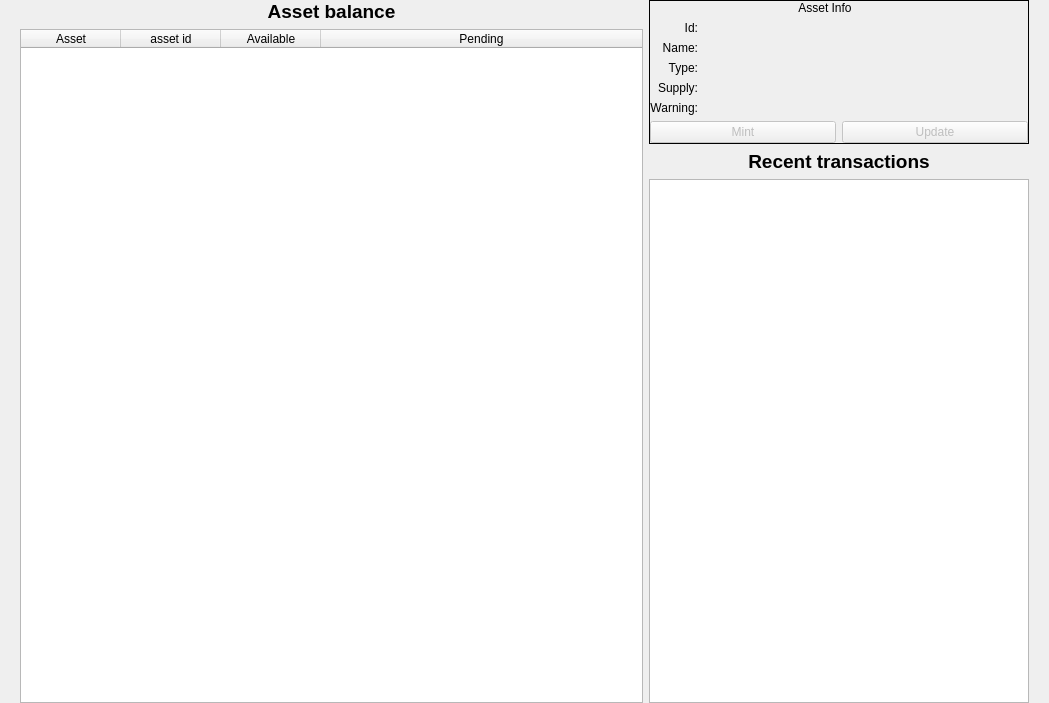
Before: the Qt Designer form src/qt/forms/assetsdialog.ui in Raptor3um/raptoreum, drawn with Qt 5.
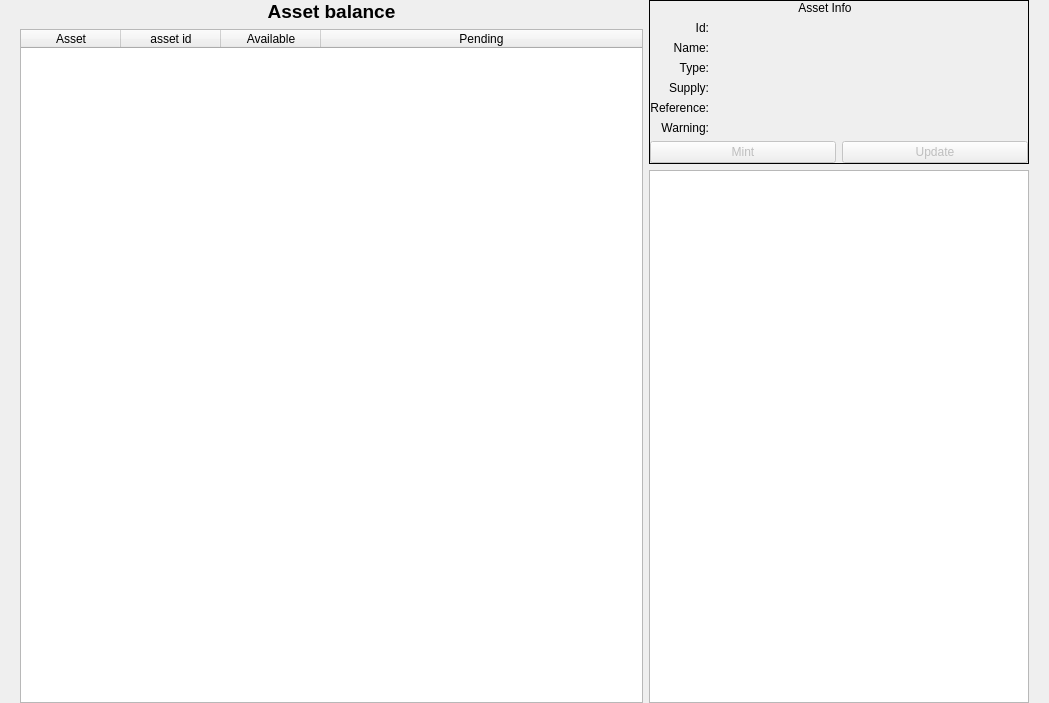
After: the same form once the commit is applied.

The edit to the form file:
```diff
--- a/src/qt/forms/assetsdialog.ui
+++ b/src/qt/forms/assetsdialog.ui
@@ -121,14 +121,14 @@
           </layout>
          </item>
          <item>
-          <layout class="QVBoxLayout" name="verticalLayout_5" stretch="0,0,0">
+          <layout class="QVBoxLayout" name="verticalLayout_5" stretch="0,0">
            <item>
             <widget class="QFrame" name="detailframe">
              <property name="enabled">
               <bool>true</bool>
              </property>
              <property name="sizePolicy">
-              <sizepolicy hsizetype="Maximum" vsizetype="Minimum">
+              <sizepolicy hsizetype="Maximum" vsizetype="Maximum">
                <horstretch>0</horstretch>
                <verstretch>0</verstretch>
               </sizepolicy>
@@ -181,25 +181,49 @@
                 </item>
                 <item>
                  <layout class="QGridLayout" name="gridLayout">
-                  <item row="2" column="3">
-                   <widget class="QLabel" name="label_7">
+                  <item row="5" column="0">
+                   <widget class="QLabel" name="errorLabel">
                     <property name="text">
-                     <string/>
+                     <string>Warning:</string>
                     </property>
+                    <property name="alignment">
+                     <set>Qt::AlignRight|Qt::AlignTrailing|Qt::AlignVCenter</set>
+                    </property>
                    </widget>
                   </item>
-                  <item row="1" column="2">
-                   <widget class="QLabel" name="nameTextLabel">
+                  <item row="0" column="0">
+                   <widget class="QLabel" name="label_6">
+                    <property name="text">
+                     <string>Id:</string>
+                    </property>
+                    <property name="alignment">
+                     <set>Qt::AlignRight|Qt::AlignTrailing|Qt::AlignVCenter</set>
+                    </property>
+                   </widget>
+                  </item>
+                  <item row="3" column="1">
+                   <widget class="QLabel" name="suplyTextLabel">
                     <property name="text">
                      <string notr="true"/>
                     </property>
                     <property name="alignment">
                      <set>Qt::AlignCenter</set>
                     </property>
-                    <property name="textInteractionFlags">
-                     <set>Qt::LinksAccessibleByMouse|Qt::TextSelectableByMouse</set>
-                    </property>
-                   </widget>
+                   </widget>
+                  </item>
+                  <item row="5" column="1">
+                   <layout class="QHBoxLayout" name="horizontalLayout_3">
+                    <item>
+                     <widget class="QLabel" name="errorTextLabel">
+                      <property name="text">
+                       <string/>
+                      </property>
+                      <property name="alignment">
+                       <set>Qt::AlignCenter</set>
+                      </property>
+                     </widget>
+                    </item>
+                   </layout>
                   </item>
                   <item row="3" column="0">
                    <widget class="QLabel" name="label_5">
@@ -211,33 +235,6 @@
                     </property>
                    </widget>
                   </item>
-                  <item row="1" column="3">
-                   <widget class="QLabel" name="assetname">
-                    <property name="text">
-                     <string/>
-                    </property>
-                   </widget>
-                  </item>
-                  <item row="3" column="2">
-                   <widget class="QLabel" name="suplyTextLabel">
-                    <property name="text">
-                     <string notr="true"/>
-                    </property>
-                    <property name="alignment">
-                     <set>Qt::AlignCenter</set>
-                    </property>
-                   </widget>
-                  </item>
-                  <item row="0" column="0">
-                   <widget class="QLabel" name="label_6">
-                    <property name="text">
-                     <string>Id:</string>
-                    </property>
-                    <property name="alignment">
-                     <set>Qt::AlignRight|Qt::AlignTrailing|Qt::AlignVCenter</set>
-                    </property>
-                   </widget>
-                  </item>
                   <item row="1" column="0">
                    <widget class="QLabel" name="label_4">
                     <property name="text">
@@ -248,7 +245,33 @@
                     </property>
                    </widget>
                   </item>
-                  <item row="0" column="2">
+                  <item row="6" column="1">
+                   <spacer name="horizontalSpacer">
+                    <property name="orientation">
+                     <enum>Qt::Horizontal</enum>
+                    </property>
+                    <property name="sizeHint" stdset="0">
+                     <size>
+                      <width>40</width>
+                      <height>0</height>
+                     </size>
+                    </property>
+                   </spacer>
+                  </item>
+                  <item row="1" column="1">
+                   <widget class="QLabel" name="nameTextLabel">
+                    <property name="text">
+                     <string notr="true"/>
+                    </property>
+                    <property name="alignment">
+                     <set>Qt::AlignCenter</set>
+                    </property>
+                    <property name="textInteractionFlags">
+                     <set>Qt::LinksAccessibleByMouse|Qt::TextSelectableByMouse</set>
+                    </property>
+                   </widget>
+                  </item>
+                  <item row="0" column="1">
                    <widget class="QLabel" name="idTextLablel">
                     <property name="text">
                      <string notr="true"/>
@@ -261,7 +284,7 @@
                     </property>
                    </widget>
                   </item>
-                  <item row="2" column="2">
+                  <item row="2" column="1">
                    <widget class="QLabel" name="typeLabel">
                     <property name="text">
                      <string/>
@@ -288,42 +311,25 @@
                     </property>
                    </widget>
                   </item>
-                  <item row="4" column="2">
-                   <layout class="QHBoxLayout" name="horizontalLayout_3">
-                    <item>
-                     <widget class="QLabel" name="errorTextLabel">
-                      <property name="text">
-                       <string/>
-                      </property>
-                      <property name="alignment">
-                       <set>Qt::AlignCenter</set>
-                      </property>
-                     </widget>
-                    </item>
-                   </layout>
-                  </item>
                   <item row="4" column="0">
-                   <widget class="QLabel" name="errorLabel">
+                   <widget class="QLabel" name="referenceLabel">
                     <property name="text">
-                     <string>Warning:</string>
+                     <string>Reference:</string>
                     </property>
                     <property name="alignment">
                      <set>Qt::AlignRight|Qt::AlignTrailing|Qt::AlignVCenter</set>
                     </property>
                    </widget>
                   </item>
-                  <item row="5" column="2">
-                   <spacer name="horizontalSpacer">
-                    <property name="orientation">
-                     <enum>Qt::Horizontal</enum>
+                  <item row="4" column="1">
+                   <widget class="QLabel" name="referenceDisplay">
+                    <property name="text">
+                     <string/>
                     </property>
-                    <property name="sizeHint" stdset="0">
-                     <size>
-                      <width>40</width>
-                      <height>0</height>
-                     </size>
+                    <property name="alignment">
+                     <set>Qt::AlignCenter</set>
                     </property>
-                   </spacer>
+                   </widget>
                   </item>
                  </layout>
                 </item>
@@ -359,32 +365,6 @@
              </layout>
             </widget>
            </item>
-           <item>
-            <widget class="QLabel" name="recentlabel">
-             <property name="maximumSize">
-              <size>
-               <width>16777215</width>
-               <height>16777215</height>
-              </size>
-             </property>
-             <property name="font">
-              <font>
-               <pointsize>14</pointsize>
-               <weight>75</weight>
-               <bold>true</bold>
-              </font>
-             </property>
-             <property name="layoutDirection">
-              <enum>Qt::RightToLeft</enum>
-             </property>
-             <property name="text">
-              <string>Recent transactions</string>
-             </property>
-             <property name="alignment">
-              <set>Qt::AlignCenter</set>
-             </property>
-            </widget>
-           </item>
            <item>
             <widget class="QListWidget" name="listWidget">
              <property name="sizePolicy">
```
Left out of the diff: 17 changed lines with no effect on the pictures.
